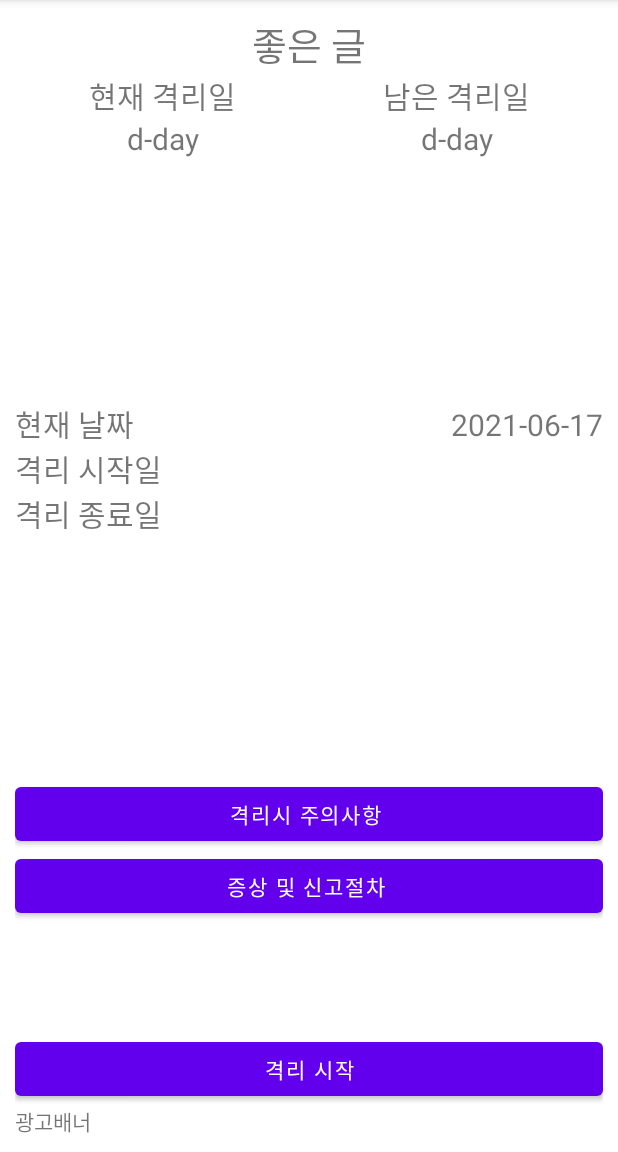
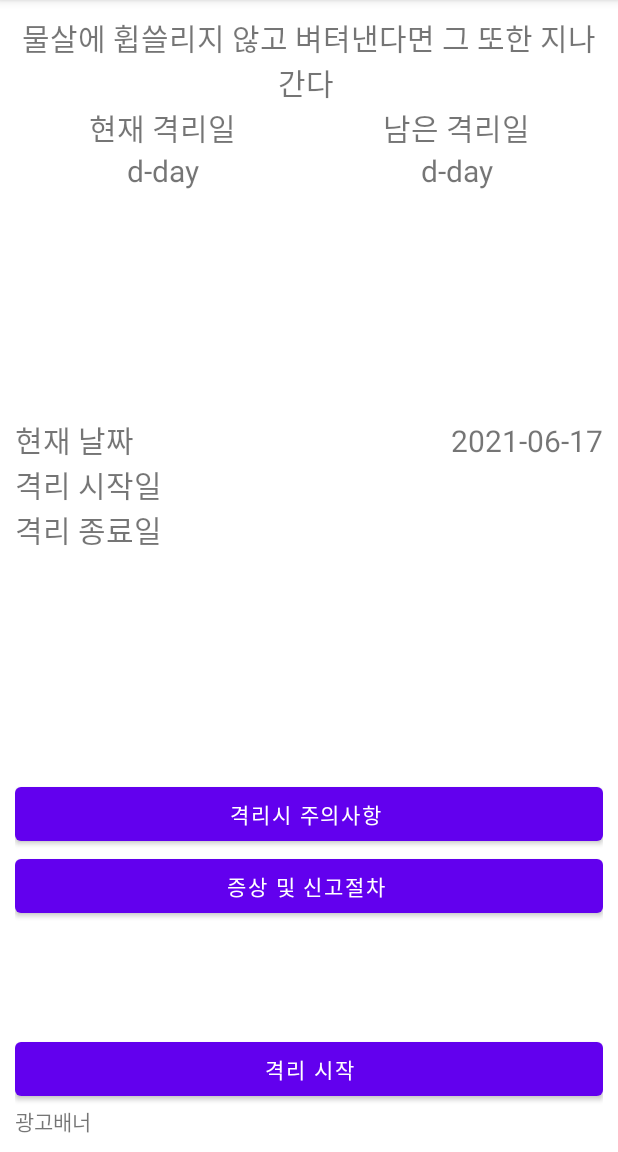
Before and after one commit to Jmc0616/Day19, an Android app: the screen it shows after launch (MainActivity), on a phone screen of 412 x 824 dp, the part 84-1236 px from its top. Run offline under Robolectric (Android 15) with nearby library versions, the phone set to English and light mode, and no system bars.

Commit message:
random write update

```diff
--- a/app/src/main/java/com/example/day_19/MainActivity.kt
+++ b/app/src/main/java/com/example/day_19/MainActivity.kt
@@ -27,6 +27,10 @@ class MainActivity : AppCompatActivity() {
         var nowDate = now.format(formatDate)
         now_date_detail.setText(""+ now)
 
+        // 좋은말
+        Good_Writing()
+
+        // 격리 시작 버튼
         date_button.setOnClickListener{
             endDatePicker()
             startDatePicker()
@@ -68,7 +72,12 @@ class MainActivity : AppCompatActivity() {
         }, year, month, day).show()
     }
     fun Good_Writing(){
+        val write = listOf("네가 힘들고 우울하고 지칠때는 너를 아끼는 사람을 생각하자 ", "무적인 사람은 어디에도 없다 다 속으로 이겨내고 사는것뿐이다 ",
+            "물살에 휩쓸리지 않고 벼텨낸다면 그 또한 지나간다 ", "의지만 있으면 얼마든지 극복할 수 있다 ")
 
+        var random = Random().nextInt(write.size)
+        var random_write = write[random]
+        Good_Writing.setText(""+random_write)
     }
 
 }
--- a/app/src/main/res/layout/activity_main.xml
+++ b/app/src/main/res/layout/activity_main.xml
@@ -26,7 +26,7 @@
                     android:layout_height="wrap_content"
                     android:layout_weight="1"
                     android:gravity="center"
-                    android:textSize="25dp"
+                    android:textSize="20dp"
                     android:text="좋은 글" />
 
             </LinearLayout>
```
